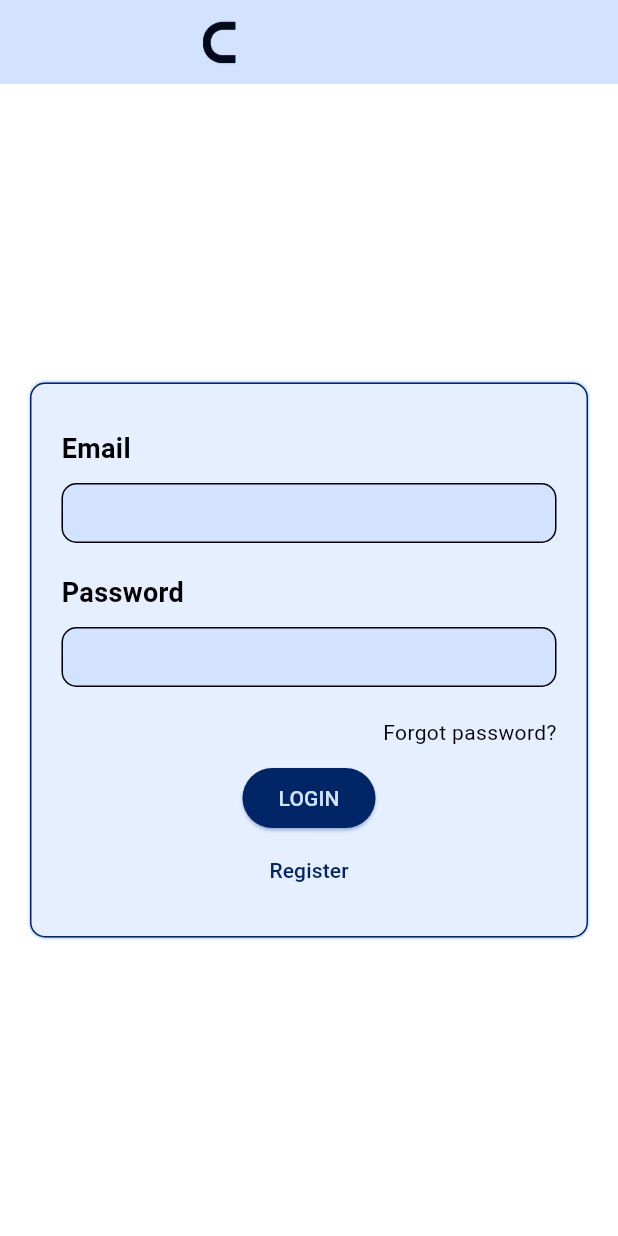
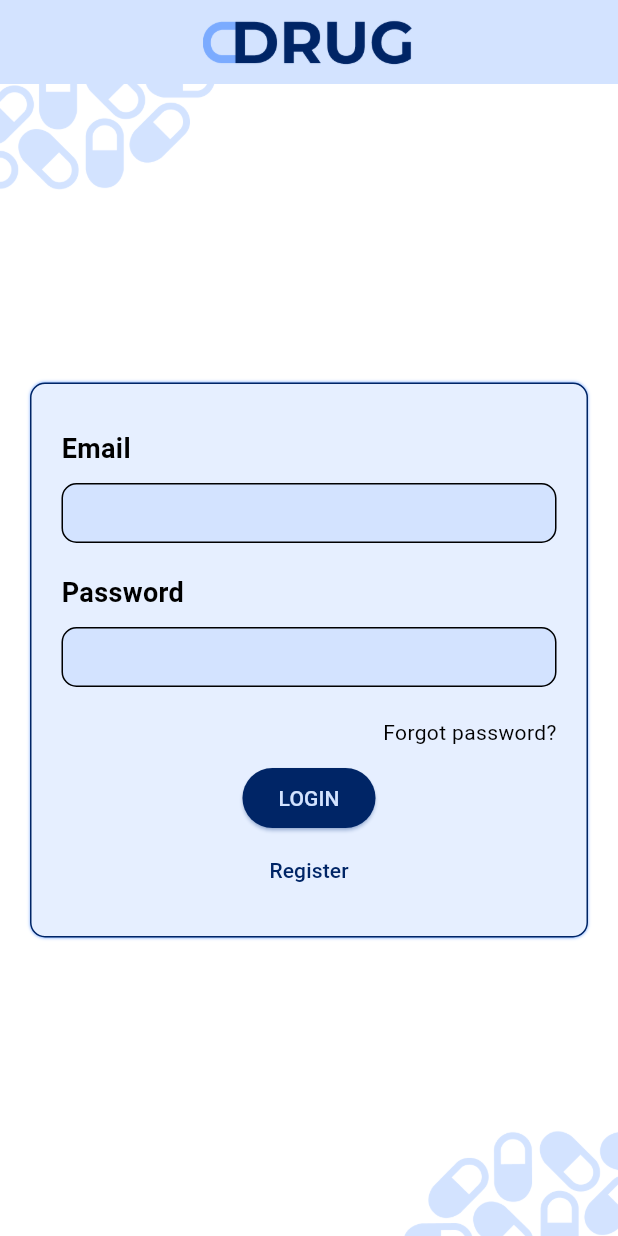
Before and after one commit to Geara0/drugpack_frontend, a Flutter app: the screen it shows after launch, on a phone screen of 412 x 824 dp. Run offline on Flutter 3.47's test engine with Material 3 defaults, Android fonts, the phone set to English and light mode, and no system bars; our stand-ins replace bloc, dio, easy_localization, flutter_bloc, flutter_secure_storage, freezed_annotation and 3 more; generated files the repository leaves out were written again.

Commit message:
Добавил пилюль на фон

```diff
--- a/lib/pages/auth_page.dart
+++ b/lib/pages/auth_page.dart
@@ -40,6 +40,7 @@ class AuthPageContent extends StatelessWidget {
     return Scaffold(
       appBar: CustomAppBar(),
       body: Container(
+        decoration: ThemeClass.containerBackgroundDecoration(context),
         padding: const EdgeInsets.symmetric(horizontal: 20),
         child: Column(
           mainAxisAlignment: MainAxisAlignment.center,
--- a/lib/pages/recovery_page.dart
+++ b/lib/pages/recovery_page.dart
@@ -17,6 +17,7 @@ class RecoveryPage extends StatelessWidget {
     return Scaffold(
       appBar: CustomAppBar(),
       body: Container(
+        decoration: ThemeClass.containerBackgroundDecoration(context),
         padding: EdgeInsets.symmetric(horizontal: 20),
         child: Column(
           mainAxisAlignment: MainAxisAlignment.center,
--- a/lib/pages/registration_page.dart
+++ b/lib/pages/registration_page.dart
@@ -40,6 +40,7 @@ class RegistrationForm extends StatelessWidget {
     return Scaffold(
       appBar: CustomAppBar(),
       body: Container(
+        decoration: ThemeClass.containerBackgroundDecoration(context),
         padding: const EdgeInsets.symmetric(horizontal: 20),
         child: Column(
           mainAxisAlignment: MainAxisAlignment.center,
--- a/lib/themes/themes.dart
+++ b/lib/themes/themes.dart
@@ -26,9 +26,8 @@ class ThemeClass {
   static const Color darkElevatedButtonColor = Color(0xFF7BABFF);
   static const Color darkElevatedButtonTextColor = Color(0xFF000A1B);
   static const Color darkElevatedButtonShadowColor = Color(0xFF7BABFF);
-  static const Color darkIconColor = Color(0xFF002566);
+  static const Color darkIconColor = Color(0xFF7BABFF);
   static const Color darkInputTextColor = Color(0xFF000A1B);
-
 
   static const Color lightInnerColor = Color(0xFFE6EFFF);
   static const Color darkInnerColor = Color(0xFF001A47);
@@ -38,6 +37,7 @@ class ThemeClass {
   static ThemeData lightTheme = ThemeData(
     primaryColor: ThemeData.light().scaffoldBackgroundColor,
     appBarTheme: const AppBarTheme(
+      iconTheme: IconThemeData(color: lightIconColor),
       backgroundColor: lightAppBarColor,
     ),
     bottomNavigationBarTheme: const BottomNavigationBarThemeData(
@@ -64,7 +64,8 @@ class ThemeClass {
         borderSide: BorderSide(color: lightTextFieldBorderColor),
       ),
     ),
-    textTheme: TextTheme(
+    iconTheme: const IconThemeData(color: lightIconColor),
+    textTheme: const TextTheme(
       titleMedium: TextStyle(color: lightInputTextColor),
     ),
   );
@@ -72,6 +73,7 @@ class ThemeClass {
   static ThemeData darkTheme = ThemeData(
     primaryColor: ThemeData.dark().scaffoldBackgroundColor,
     appBarTheme: const AppBarTheme(
+      iconTheme: IconThemeData(color: darkIconColor),
       backgroundColor: darkAppBarColor,
     ),
     bottomNavigationBarTheme: const BottomNavigationBarThemeData(
@@ -98,13 +100,16 @@ class ThemeClass {
         borderSide: BorderSide(color: darkTextFieldBorderColor),
       ),
     ),
-    textTheme: TextTheme(
+    iconTheme: const IconThemeData(color: darkIconColor),
+    textTheme: const TextTheme(
       titleMedium: TextStyle(color: darkInputTextColor),
     ),
   );
 
   static BoxDecoration containerDecoration(BuildContext context) {
-    Color innerColor = Theme.of(context).brightness == Brightness.light ? lightInnerColor : darkInnerColor;
+    Color innerColor = Theme.of(context).brightness == Brightness.light
+        ? lightInnerColor
+        : darkInnerColor;
     return BoxDecoration(
       borderRadius: BorderRadius.circular(10),
       color: innerColor,
@@ -117,6 +122,16 @@ class ThemeClass {
       ],
     );
   }
+
+  static BoxDecoration containerBackgroundDecoration(BuildContext context) {
+    String innerImage = Theme.of(context).brightness == Brightness.light
+        ? 'assets/images/light_auth_background.png'
+        : 'assets/images/dark_auth_background.png';
+    return BoxDecoration(
+      image: DecorationImage(
+        image: AssetImage(innerImage),
+        fit: BoxFit.cover,
+      ),
+    );
+  }
 }
-
-ThemeClass _themeClass = ThemeClass();
--- a/lib/widgets/custom_app_bar.dart
+++ b/lib/widgets/custom_app_bar.dart
@@ -11,7 +11,7 @@ class CustomAppBar extends StatelessWidget implements PreferredSizeWidget {
     return AppBar(
       centerTitle: true,
       title: Image.asset(
-        Theme.of(context).brightness == Brightness.light ? logoLight : logoDark,
+        Theme.of(context).brightness == Brightness.light ? logoDark : logoLight,
         fit: BoxFit.contain,
         height: 48,
       ),
--- a/lib/widgets/scaffold_nav_bar.dart
+++ b/lib/widgets/scaffold_nav_bar.dart
@@ -15,7 +15,7 @@ class ScaffoldWithNavBar extends StatelessWidget {
       body: navigationShell,
       bottomNavigationBar: BottomNavigationBar(
         items: const <BottomNavigationBarItem>[
-          BottomNavigationBarItem(icon: Icon(Icons.home, ),
+          BottomNavigationBarItem(icon: Icon(Icons.home),
             label: 'Главная',),
           BottomNavigationBarItem(icon: Icon(Icons.account_circle),
             label: 'Профиль',),
```
Also changed, not shown: assets/images/dark_auth_background.png (added), assets/images/light_auth_background.png (added).
